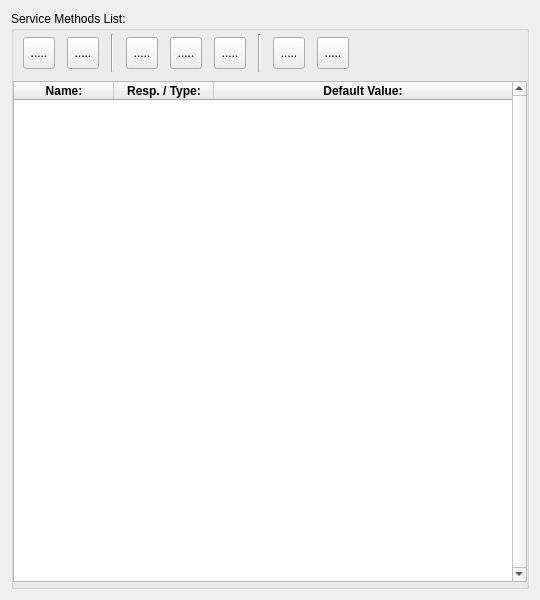
This is sources/lusan/view/si/ui/SIMethodList.ui in aregtech/areg-sdk-tools as Qt 5 draws it before an edit. The edited form follows.
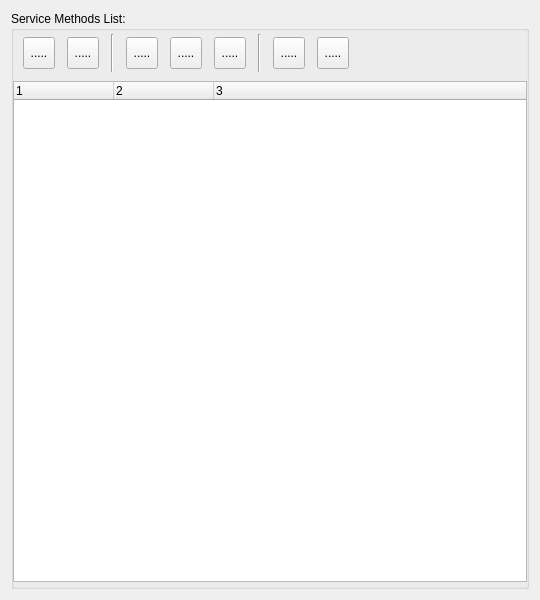
This is the edited form. Icons and pictures are not drawn.

Commit message: Changed Methods List table to the tree widget. Made preparation to implement UI.

Diff of the .ui file:
```diff
--- a/sources/lusan/view/si/ui/SIMethodList.ui
+++ b/sources/lusan/view/si/ui/SIMethodList.ui
@@ -369,92 +369,44 @@
         <number>7</number>
        </property>
        <item>
-        <widget class="QTableWidget" name="tableMethods">
-         <property name="cursor" stdset="0">
-          <cursorShape>ArrowCursor</cursorShape>
-         </property>
-         <property name="contextMenuPolicy">
-          <enum>Qt::ContextMenuPolicy::NoContextMenu</enum>
-         </property>
+        <widget class="QTreeWidget" name="treeMethods">
          <property name="autoFillBackground">
           <bool>true</bool>
          </property>
-         <property name="midLineWidth">
-          <number>1</number>
-         </property>
-         <property name="verticalScrollBarPolicy">
-          <enum>Qt::ScrollBarPolicy::ScrollBarAlwaysOn</enum>
-         </property>
          <property name="editTriggers">
           <set>QAbstractItemView::EditTrigger::AllEditTriggers</set>
          </property>
          <property name="showDropIndicator" stdset="0">
           <bool>false</bool>
          </property>
-         <property name="dragDropOverwriteMode">
-          <bool>false</bool>
-         </property>
-         <property name="selectionMode">
-          <enum>QAbstractItemView::SelectionMode::SingleSelection</enum>
-         </property>
-         <property name="selectionBehavior">
-          <enum>QAbstractItemView::SelectionBehavior::SelectRows</enum>
+         <property name="alternatingRowColors">
+          <bool>true</bool>
          </property>
          <property name="iconSize">
           <size>
-           <width>0</width>
-           <height>0</height>
+           <width>16</width>
+           <height>16</height>
           </size>
          </property>
          <property name="textElideMode">
-          <enum>Qt::TextElideMode::ElideRight</enum>
-         </property>
-         <property name="wordWrap">
-          <bool>false</bool>
-         </property>
-         <property name="cornerButtonEnabled">
-          <bool>false</bool>
+          <enum>Qt::TextElideMode::ElideNone</enum>
          </property>
          <property name="columnCount">
           <number>3</number>
          </property>
-         <attribute name="horizontalHeaderCascadingSectionResizes">
-          <bool>true</bool>
-         </attribute>
-         <attribute name="horizontalHeaderMinimumSectionSize">
-          <number>60</number>
-         </attribute>
-         <attribute name="horizontalHeaderStretchLastSection">
-          <bool>true</bool>
-         </attribute>
          <column>
           <property name="text">
-           <string>Name:</string>
+           <string notr="true">1</string>
           </property>
-          <property name="font">
-           <font>
-            <bold>true</bold>
-           </font>
-          </property>
          </column>
          <column>
           <property name="text">
-           <string>Resp. / Type:</string>
+           <string notr="true">2</string>
           </property>
-          <property name="font">
-           <font>
-            <bold>true</bold>
-           </font>
-          </property>
          </column>
          <column>
           <property name="text">
-           <string>Default Value:</string>
-          </property>
-          <property name="font">
-           <font>
-            <bold>true</bold>
-           </font>
+           <string notr="true">3</string>
           </property>
          </column>
         </widget>
```
Left out of the diff: 2 changed lines with no effect on the pictures. The commit also changes 13 other files.
